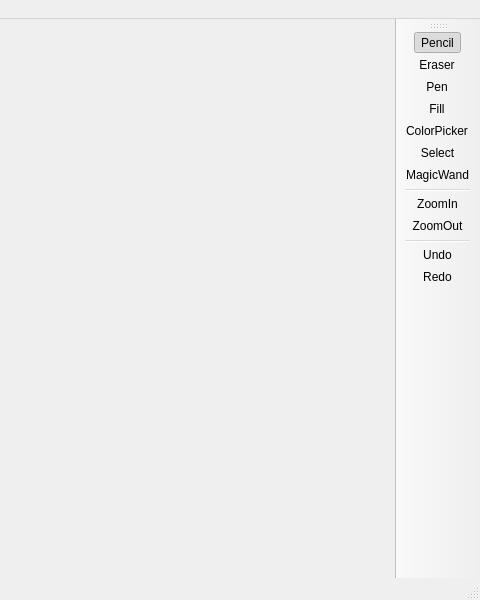
Before: the Qt Designer form Paintpp/mainwindow.ui in IsacMSirias/AyEDII-Proyecto-II, drawn with Qt 5; both pictures show x 320 to 800 and y 0 to 600 of the 800 by 600 pixel window.
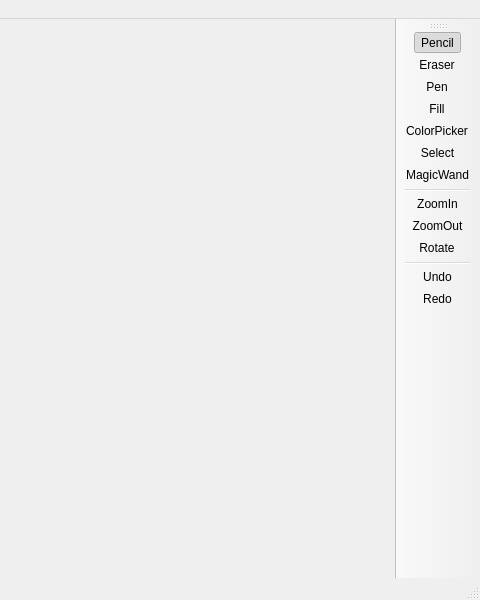
After: the same form once the commit is applied. Icons and pictures are not drawn.

Diff of the .ui file:
```diff
--- a/Paintpp/mainwindow.ui
+++ b/Paintpp/mainwindow.ui
@@ -73,6 +73,7 @@
    <addaction name="separator"/>
    <addaction name="actionZoomIn"/>
    <addaction name="actionZoomOut"/>
+   <addaction name="actionRotate"/>
    <addaction name="separator"/>
    <addaction name="actionUndo"/>
    <addaction name="actionRedo"/>
@@ -156,6 +157,9 @@
    <property name="checkable">
     <bool>true</bool>
    </property>
+   <property name="checked">
+    <bool>false</bool>
+   </property>
    <property name="icon">
     <iconset resource="images.qrc">
      <normaloff>:/images/eye-dropper.png</normaloff>:/images/eye-dropper.png</iconset>
@@ -236,6 +240,15 @@
     <string>Select</string>
    </property>
   </action>
+  <action name="actionRotate">
+   <property name="icon">
+    <iconset resource="images.qrc">
+     <normaloff>:/images/rotate.png</normaloff>:/images/rotate.png</iconset>
+   </property>
+   <property name="text">
+    <string>Rotate</string>
+   </property>
+  </action>
  </widget>
  <resources>
   <include location="images.qrc"/>
```
